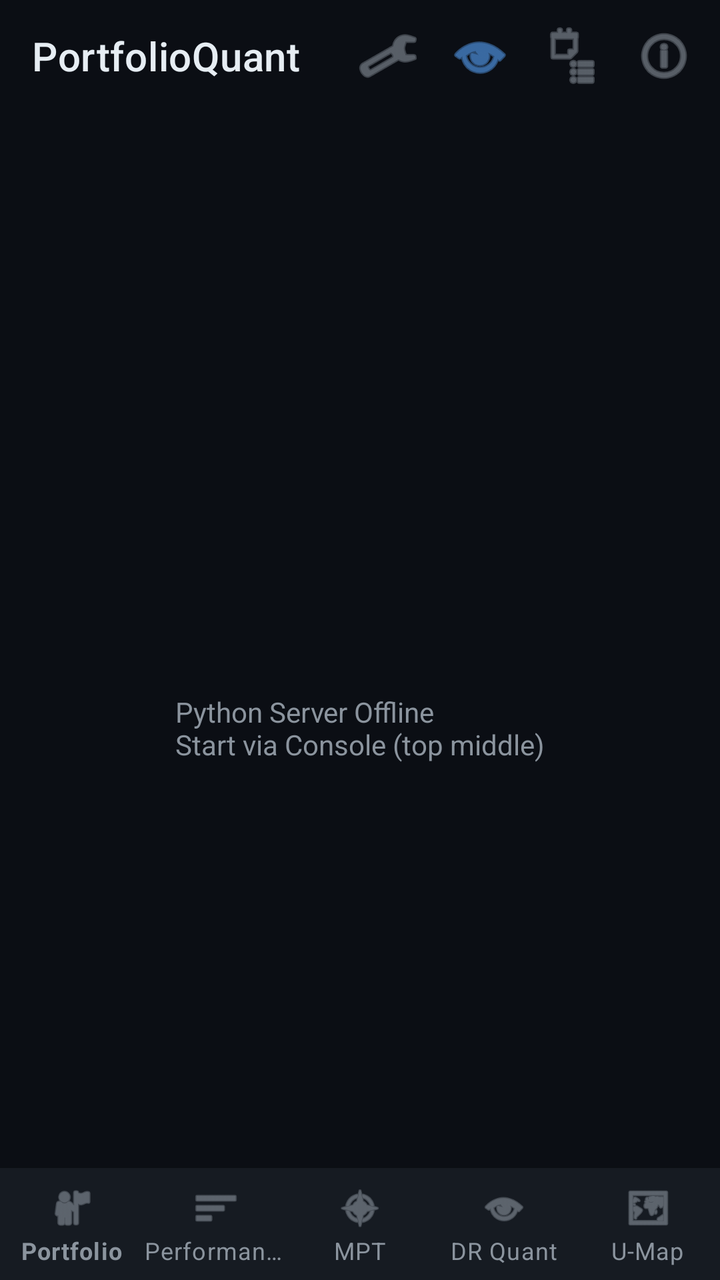
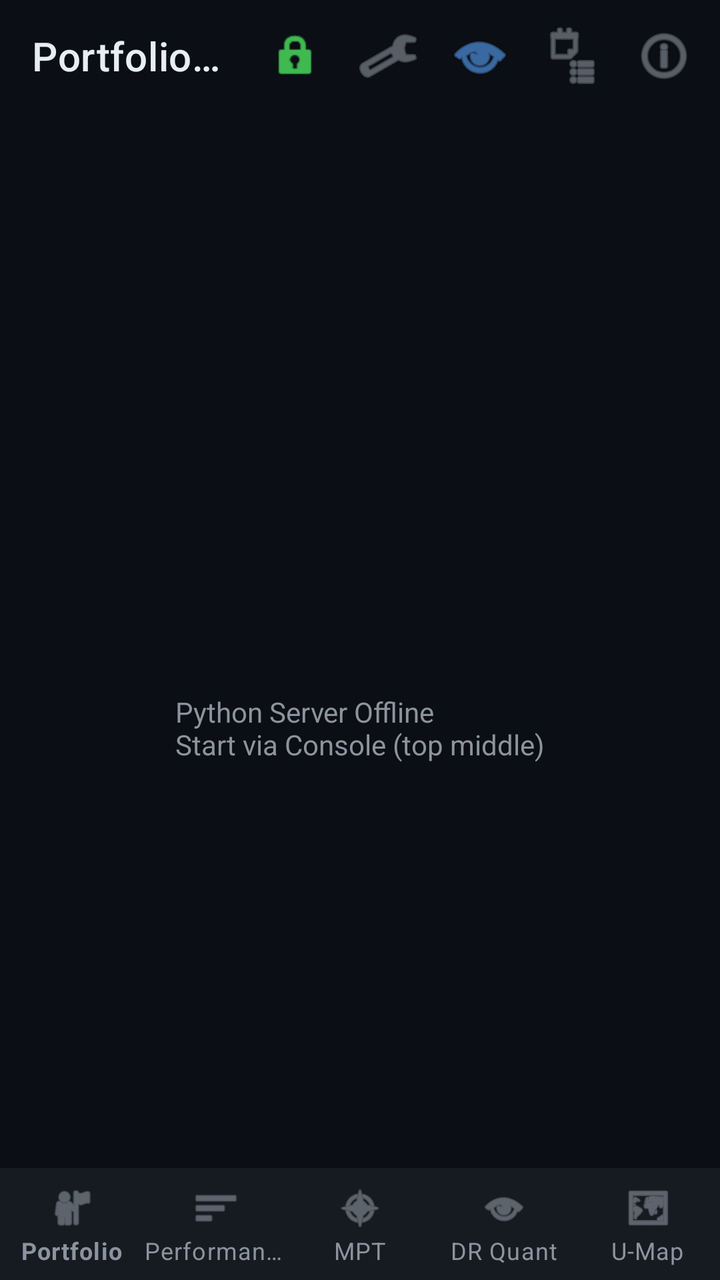

An Android layout rendered at two revisions. The XML below is the earlier revision; the diff shows what the commit changed to produce the second picture.
<!-- AndroidManifest.xml: application theme Theme.PortfolioQuant -->
<!-- res/layout/activity_main.xml -->
<?xml version="1.0" encoding="utf-8"?>
<androidx.coordinatorlayout.widget.CoordinatorLayout xmlns:android="http://schemas.android.com/apk/res/android"
    xmlns:app="http://schemas.android.com/apk/res-auto"
    android:layout_width="match_parent"
    android:layout_height="match_parent"
    android:background="#0B0E14">

    
    <com.google.android.material.appbar.AppBarLayout
        android:layout_width="match_parent"
        android:layout_height="wrap_content"
        android:background="#0B0E14"
        app:elevation="0dp">

        <androidx.appcompat.widget.Toolbar
            android:id="@+id/toolbar"
            android:layout_width="match_parent"
            android:layout_height="?attr/actionBarSize"
            app:title="PortfolioQuant"
            app:titleTextColor="#E6EDF3">

            <LinearLayout
                android:layout_width="wrap_content"
                android:layout_height="match_parent"
                android:layout_gravity="end"
                android:orientation="horizontal"
                android:gravity="center_vertical"
                android:paddingEnd="8dp">

                <ImageButton
                    android:id="@+id/btnTopGlobalSettings"
                    android:layout_width="40dp"
                    android:layout_height="40dp"
                    android:background="?attr/selectableItemBackgroundBorderless"
                    android:src="@android:drawable/ic_menu_manage"
                    android:contentDescription="AI Settings"
                    app:tint="#8B949E" />

                <ImageButton
                    android:id="@+id/btnTopConsole"
                    android:layout_width="40dp"
                    android:layout_height="40dp"
                    android:layout_marginStart="6dp"
                    android:background="?attr/selectableItemBackgroundBorderless"
                    android:src="@android:drawable/ic_menu_view"
                    android:contentDescription="Console"
                    app:tint="#58A6FF" />

                <ImageButton
                    android:id="@+id/btnTopKB"
                    android:layout_width="40dp"
                    android:layout_height="40dp"
                    android:layout_marginStart="6dp"
                    android:background="?attr/selectableItemBackgroundBorderless"
                    android:src="@android:drawable/ic_menu_agenda"
                    android:contentDescription="Knowledge Base"
                    app:tint="#8B949E" />

                <ImageButton
                    android:id="@+id/btnTopAppSettings"
                    android:layout_width="40dp"
                    android:layout_height="40dp"
                    android:layout_marginStart="6dp"
                    android:background="?attr/selectableItemBackgroundBorderless"
                    android:src="@android:drawable/ic_menu_info_details"
                    android:contentDescription="App Settings"
                    app:tint="#8B949E" />
            </LinearLayout>
        </androidx.appcompat.widget.Toolbar>
    </com.google.android.material.appbar.AppBarLayout>

    
    <FrameLayout
        android:id="@+id/main_content"
        android:layout_width="match_parent"
        android:layout_height="match_parent"
        android:layout_marginBottom="56dp"
        app:layout_behavior="@string/appbar_scrolling_view_behavior">

        
        <android.webkit.WebView
            android:id="@+id/webView"
            android:layout_width="match_parent"
            android:layout_height="match_parent" />

        
        <FrameLayout
            android:id="@+id/nativeOverlayContainer"
            android:layout_width="match_parent"
            android:layout_height="match_parent"
            android:background="#0B0E14"
            android:visibility="gone">

            <ScrollView
                android:layout_width="match_parent"
                android:layout_height="match_parent">
                <LinearLayout
                    android:id="@+id/nativeContentLayout"
                    android:layout_width="match_parent"
                    android:layout_height="wrap_content"
                    android:orientation="vertical"
                    android:padding="16dp" />
            </ScrollView>
        </FrameLayout>

        
        <LinearLayout
            android:id="@+id/loadingLayout"
            android:layout_width="match_parent"
            android:layout_height="match_parent"
            android:background="#0B0E14"
            android:gravity="center"
            android:orientation="vertical"
            android:visibility="visible"
            android:elevation="5dp">
            <ProgressBar android:layout_width="64dp" android:layout_height="64dp" android:indeterminateTint="#58A6FF" />
            <TextView
                android:id="@+id/tvLoadingStatus"
                android:layout_width="wrap_content"
                android:layout_height="wrap_content"
                android:layout_marginTop="24dp"
                android:text="Python Server Offline\nStart via Console (top middle)"
                android:textAlignment="center"
                android:textColor="#8B949E" />
        </LinearLayout>

    </FrameLayout>

    
    <com.google.android.material.bottomnavigation.BottomNavigationView
        android:id="@+id/bottom_navigation"
        android:layout_width="match_parent"
        android:layout_height="56dp"
        android:layout_gravity="bottom"
        android:background="#161B22"
        app:itemIconTint="#8B949E"
        app:itemTextColor="#8B949E"
        app:menu="@menu/bottom_nav_menu" />

    
    <LinearLayout
        android:id="@+id/consoleOverlay"
        android:layout_width="match_parent"
        android:layout_height="match_parent"
        android:background="#F20B0E14"
        android:orientation="vertical"
        android:padding="16dp"
        android:visibility="gone"
        android:elevation="30dp">

        <RelativeLayout
            android:layout_width="match_parent"
            android:layout_height="wrap_content"
            android:layout_marginBottom="12dp">
            <TextView
                android:layout_width="wrap_content"
                android:layout_height="wrap_content"
                android:text="System Terminal"
                android:textColor="#E6EDF3"
                android:textSize="18sp"
                android:fontFamily="sans-serif-medium" />

            <LinearLayout
                android:layout_width="wrap_content"
                android:layout_height="wrap_content"
                android:layout_alignParentEnd="true"
                android:orientation="horizontal">

                <ImageButton
                    android:id="@+id/btnDownloadLogs"
                    android:layout_width="32dp"
                    android:layout_height="32dp"
                    android:background="?attr/selectableItemBackgroundBorderless"
                    android:src="@android:drawable/stat_sys_download"
                    app:tint="#3FB950"
                    android:layout_marginEnd="8dp" />

                <ImageButton
                    android:id="@+id/btnCopyLogs"
                    android:layout_width="32dp"
                    android:layout_height="32dp"
                    android:background="?attr/selectableItemBackgroundBorderless"
                    android:src="@android:drawable/ic_menu_edit"
                    app:tint="#58A6FF"
                    android:layout_marginEnd="8dp" />

                <ImageButton
                    android:id="@+id/btnCloseConsole"
                    android:layout_width="32dp"
                    android:layout_height="32dp"
                    android:background="?attr/selectableItemBackgroundBorderless"
                    android:src="@android:drawable/ic_menu_close_clear_cancel"
                    app:tint="#F85149" />
            </LinearLayout>
        </RelativeLayout>

        <ScrollView
            android:id="@+id/consoleScroll"
            android:layout_width="match_parent"
            android:layout_height="0dp"
            android:layout_weight="1"
            android:background="#010409"
            android:padding="8dp">
            <TextView
                android:id="@+id/consoleText"
                android:layout_width="match_parent"
                android:layout_height="wrap_content"
                android:fontFamily="monospace"
                android:textColor="#58A6FF"
                android:textSize="12sp" />
        </ScrollView>

        <LinearLayout
            android:layout_width="match_parent"
            android:layout_height="wrap_content"
            android:orientation="horizontal"
            android:layout_marginTop="8dp">
            <Button
                android:id="@+id/btnStartServers"
                android:layout_width="0dp"
                android:layout_weight="1"
                android:layout_height="wrap_content"
                android:text="Start Servers"
                android:backgroundTint="#238636" />
            <Button
                android:id="@+id/btnStopServers"
                android:layout_width="0dp"
                android:layout_weight="1"
                android:layout_height="wrap_content"
                android:text="Kill Process"
                android:layout_marginStart="8dp"
                android:backgroundTint="#DA3633" />
        </LinearLayout>
    </LinearLayout>

</androidx.coordinatorlayout.widget.CoordinatorLayout>
<!-- resources referenced by this layout -->
<resources>
  <style name="Theme.PortfolioQuant" parent="Theme.MaterialComponents.DayNight.NoActionBar">
          
          <item name="colorPrimary">#0B0E14</item>
          <item name="colorPrimaryVariant">#161B22</item>
          <item name="colorOnPrimary">#FFFFFF</item>
          
          <item name="colorSecondary">#58A6FF</item>
          <item name="colorSecondaryVariant">#2f81f7</item>
          <item name="colorOnSecondary">#FFFFFF</item>
          
          <item name="android:statusBarColor">#0B0E14</item>
          
          <item name="android:windowBackground">#0B0E14</item>
  
          
          <item name="bottomNavigationStyle">@style/Widget.App.BottomNavigationView</item>
      </style>
  <style name="Widget.App.BottomNavigationView" parent="Widget.MaterialComponents.BottomNavigationView">
          <item name="materialThemeOverlay">@style/ThemeOverlay.App.BottomNavigationView</item>
          <item name="labelVisibilityMode">labeled</item>
      </style>
  <style name="ThemeOverlay.App.BottomNavigationView" parent="">
          <item name="colorPrimary">#58A6FF</item>
          <item name="colorOnPrimary">#E6EDF3</item>
      </style>
</resources>

<!-- the commit's change to res/layout/activity_main.xml (unified diff, before → after) -->
@@ -28,9 +28,19 @@
                 android:paddingEnd="8dp">
 
                 <ImageButton
+                    android:id="@+id/btnTopLogin"
+                    android:layout_width="40dp"
+                    android:layout_height="40dp"
+                    android:background="?attr/selectableItemBackgroundBorderless"
+                    android:src="@android:drawable/ic_lock_idle_lock"
+                    android:contentDescription="Broker Login"
+                    app:tint="#3FB950" />
+
+                <ImageButton
                     android:id="@+id/btnTopGlobalSettings"
                     android:layout_width="40dp"
                     android:layout_height="40dp"
+                    android:layout_marginStart="6dp"
                     android:background="?attr/selectableItemBackgroundBorderless"
                     android:src="@android:drawable/ic_menu_manage"
                     android:contentDescription="AI Settings"
